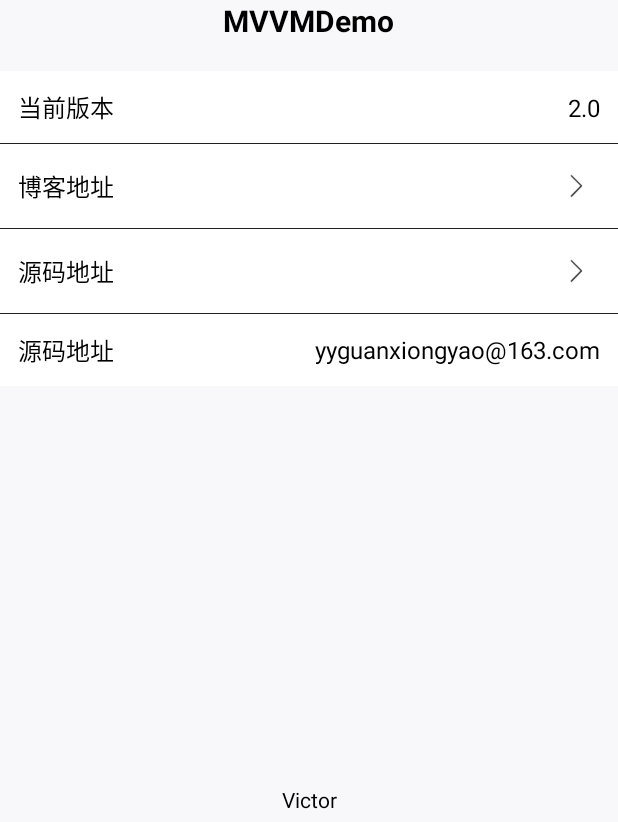
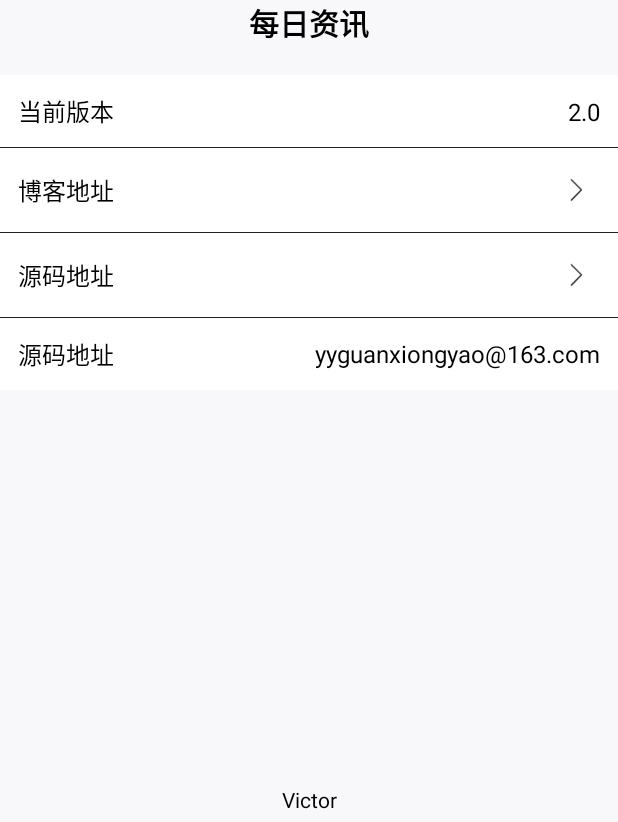
Before and after one commit to Victorrrrrr/Message-MVVM, an Android app: the AboutActivity screen opened directly, with no data from a screen before it, on a phone screen of 412 x 824 dp, the part 414-1236 px from its top. Run offline under Robolectric (Android 15) with nearby library versions, the phone set to English and light mode, and no system bars; our stand-ins replace Dagger/Hilt's generated code, Room's generated code, data binding; libraries missing offline, so code that uses them is left out: com.tencent.mmkv, com.tencent.smtt; network calls fail.

Commit message:
feature:"更新部分信息"

```diff
--- a/app/src/main/java/com/example/mvvm_study/ui/activity/MainActivity.java
+++ b/app/src/main/java/com/example/mvvm_study/ui/activity/MainActivity.java
@@ -63,7 +63,7 @@ public class MainActivity extends BaseActivity {
                     scrollRange = appBarLayout.getTotalScrollRange();
                 }
                 if(scrollRange + verticalOffset == 0) { //收缩时
-                    dataBinding.toolbarLayout.setTitle("MVVM-Study");
+                    dataBinding.toolbarLayout.setTitle("每日壁纸");
                     isShow = true;
                 } else if(isShow) { //展开时
                     dataBinding.toolbarLayout.setTitle("");
--- a/app/src/main/res/layout/activity_about.xml
+++ b/app/src/main/res/layout/activity_about.xml
@@ -62,7 +62,7 @@
             android:layout_width="wrap_content"
             android:layout_height="wrap_content"
             android:layout_gravity="center"
-            android:text="MVVMDemo"
+            android:text="每日资讯"
             android:textStyle="bold"
             android:textSize="20sp"
             android:textColor="@color/text_icon_color" />
```
